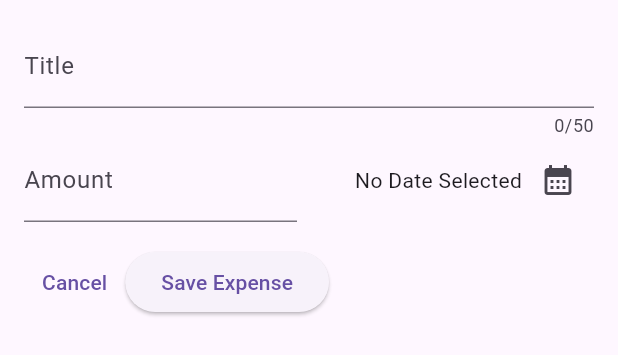
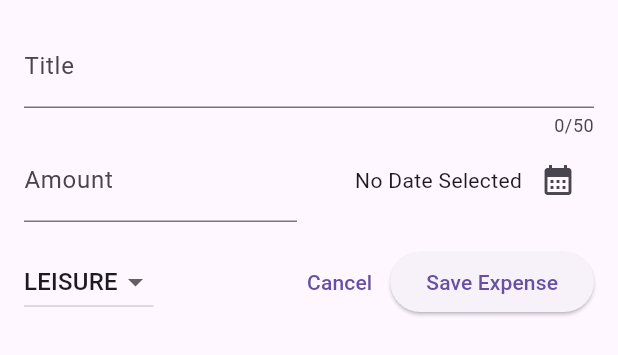
Before and after one commit to AdityaWerma/expense-tracker-app, a Flutter app: the NewExpense widget shown alone on an empty page, opened directly, on a phone screen of 412 x 824 dp. Shown: the top 355 px of the screen. Run offline on Flutter 3.47's test engine with Material 2 defaults, Android fonts, the phone set to English and light mode, and no system bars.

Commit message:
added dropdown button

```diff
--- a/lib/Widget/expenses_list/new_expense.dart
+++ b/lib/Widget/expenses_list/new_expense.dart
@@ -1,3 +1,4 @@
+import 'package:expense_tracker_app/models/expense.dart';
 import 'package:flutter/material.dart';
 import 'package:intl/intl.dart';
 
@@ -16,6 +17,7 @@ class _NewExpense extends State<NewExpense> {
   final _titleController = TextEditingController();
   final _amountController = TextEditingController();
   DateTime? _selectedDate;
+  Category _selectedCategory = Category.leisure;
 
   void _presentDatePicker() async {
     final now = DateTime.now();
@@ -64,7 +66,9 @@ class _NewExpense extends State<NewExpense> {
                 child: Row(
                   mainAxisAlignment: MainAxisAlignment.end,
                   children: [
-                    Text(_selectedDate == null ? 'No Date Selected' : formatter.format(_selectedDate!) ),
+                    Text(_selectedDate == null
+                        ? 'No Date Selected'
+                        : formatter.format(_selectedDate!)),
                     IconButton(
                       onPressed: _presentDatePicker,
                       icon: const Icon(Icons.calendar_month),
@@ -77,6 +81,25 @@ class _NewExpense extends State<NewExpense> {
           const SizedBox(height: 16),
           Row(
             children: [
+              DropdownButton(
+                value: _selectedCategory,
+                  items: Category.values
+                      .map((category) => DropdownMenuItem(
+                            value: category,
+                            child: Text(
+                              category.name.toUpperCase(),
+                            ),
+                          ))
+                      .toList(),
+                  onChanged: (value) {
+                    if (value == null){
+                      return;
+                    }
+                    setState(() {
+                      _selectedCategory = value;
+                    });
+                  }),
+              const Spacer(),
               TextButton(
                 onPressed: () {
                   Navigator.pop(context);
```
